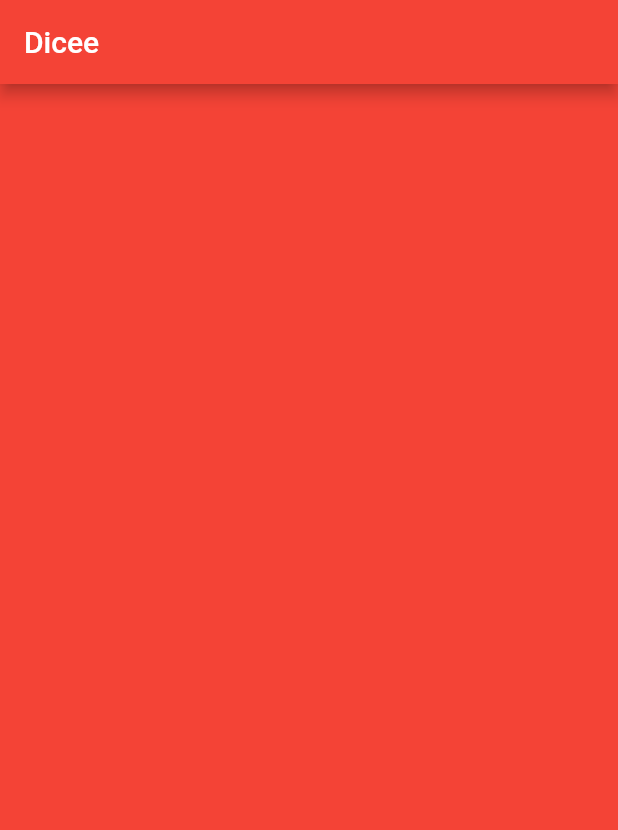
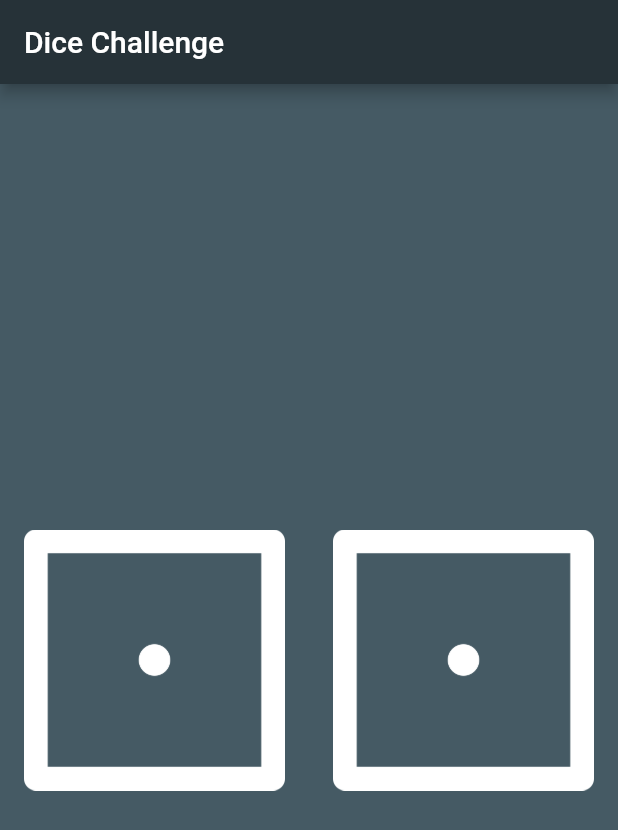
Before and after one commit to londonappbrewery/dicee-flutter, a Flutter app: the screen it shows after launch, on a phone screen of 412 x 824 dp. Shown: the top 830 px of the screen. Run offline on Flutter 3.47's test engine with Material 2 defaults, Android fonts, the light colour scheme and no system bars.

Commit message:
completed dice challenge

```diff
--- a/lib/main.dart
+++ b/lib/main.dart
@@ -1,13 +1,14 @@
+import 'dart:math';
 import 'package:flutter/material.dart';
 
 void main() {
   return runApp(
     MaterialApp(
       home: Scaffold(
-        backgroundColor: Colors.red,
+        backgroundColor: Colors.blueGrey.shade700,
         appBar: AppBar(
-          title: Text('Dicee'),
-          backgroundColor: Colors.red,
+          title: Text('Dice Challenge'),
+          backgroundColor: Colors.blueGrey.shade900,
         ),
         body: DicePage(),
       ),
@@ -15,9 +16,41 @@ void main() {
   );
 }
 
-class DicePage extends StatelessWidget {
+class DicePage extends StatefulWidget {
+  const DicePage({Key? key}) : super(key: key);
+
+  @override
+  State<DicePage> createState() => _DicePageState();
+}
+
+class _DicePageState extends State<DicePage> {
+  var leftDice = 1, rightDice = 1;
+  void shuffle() {
+    setState(() {
+      leftDice = Random().nextInt(5) + 1;
+      rightDice = Random().nextInt(5) + 1;
+    });
+  }
+
   @override
   Widget build(BuildContext context) {
-    return Container();
+    return Center(
+      child: Row(
+        children: [
+          Expanded(
+            child: MaterialButton(
+              child: Image.asset('images/dice$leftDice.png'),
+              onPressed: shuffle,
+            ),
+          ),
+          Expanded(
+            child: MaterialButton(
+              child: Image.asset('images/dice$rightDice.png'),
+              onPressed: shuffle,
+            ),
+          ),
+        ],
+      ),
+    );
   }
 }
--- a/pubspec.yaml
+++ b/pubspec.yaml
@@ -4,7 +4,7 @@ description: A new Flutter application.
 version: 1.0.0+1
 
 environment:
-  sdk: ">=2.1.0 <3.0.0"
+  sdk: '>=2.18.5 <3.0.0'
 
 dependencies:
   flutter:
```
